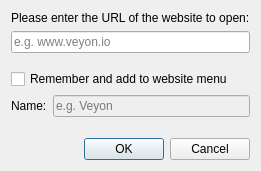
Old version of the form hamonize-admin/plugins/desktopservices/OpenWebsiteDialog.ui in the repository hamonikr/hamonize.
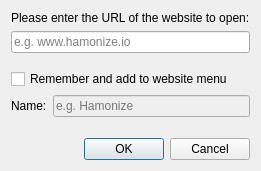
New version of the form. Icons and pictures are not drawn.

Commit message: upgrade hamonize-admin to veyon4.5

Diff of the .ui file:
```diff
--- a/hamonize-admin/plugins/desktopservices/OpenWebsiteDialog.ui
+++ b/hamonize-admin/plugins/desktopservices/OpenWebsiteDialog.ui
@@ -17,7 +17,7 @@
       <bool>false</bool>
      </property>
      <property name="placeholderText">
-      <string>e.g. Veyon</string>
+      <string>e.g. Hamonize</string>
      </property>
     </widget>
    </item>
@@ -51,7 +51,7 @@
    <item row="1" column="0" colspan="2">
     <widget class="QLineEdit" name="websiteLineEdit">
      <property name="placeholderText">
-      <string>e.g. www.veyon.io</string>
+      <string>e.g. www.hamonize.io</string>
      </property>
     </widget>
    </item>
```
Left out of the diff: 5 changed lines with no effect on the pictures. The commit also changes 723 other files.
